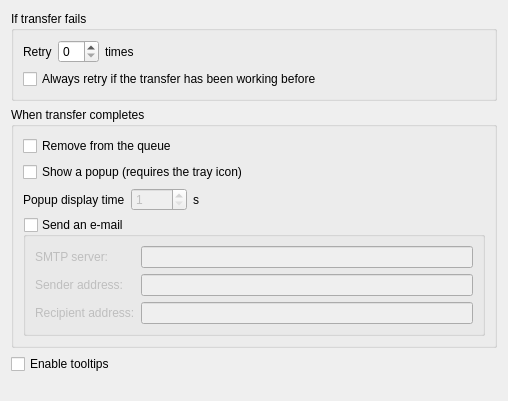
Before: the Qt Designer form src/SettingsQueueForm.ui in LubosD/fatrat, drawn with Qt 5.
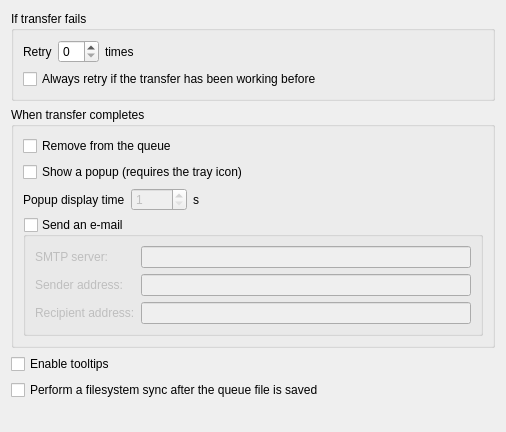
After: the same form once the commit is applied.

Commit message: New optional feature: force fs flush after queue file update

What changed in the file:
```diff
--- a/src/SettingsQueueForm.ui
+++ b/src/SettingsQueueForm.ui
@@ -6,12 +6,12 @@
    <rect>
     <x>0</x>
     <y>0</y>
-    <width>508</width>
-    <height>401</height>
+    <width>506</width>
+    <height>432</height>
    </rect>
   </property>
-  <layout class="QGridLayout">
-   <item row="0" column="0">
+  <layout class="QGridLayout" name="gridLayout">
+   <item row="0" column="0" colspan="2">
     <widget class="QGroupBox" name="groupBox_3">
      <property name="title">
       <string>If transfer fails</string>
@@ -57,7 +57,7 @@
      </layout>
     </widget>
    </item>
-   <item row="1" column="0">
+   <item row="1" column="0" colspan="2">
     <widget class="QGroupBox" name="groupBox">
      <property name="title">
       <string>When transfer completes</string>
@@ -193,7 +193,21 @@
      </layout>
     </widget>
    </item>
-   <item row="3" column="0">
+   <item row="2" column="0">
+    <widget class="QCheckBox" name="checkTooltips">
+     <property name="text">
+      <string>Enable tooltips</string>
+     </property>
+    </widget>
+   </item>
+   <item row="3" column="0" colspan="2">
+    <widget class="QCheckBox" name="checkSync">
+     <property name="text">
+      <string>Perform a filesystem sync after the queue file is saved</string>
+     </property>
+    </widget>
+   </item>
+   <item row="4" column="1">
     <spacer>
      <property name="orientation">
       <enum>Qt::Vertical</enum>
@@ -206,13 +220,6 @@
      </property>
     </spacer>
    </item>
-   <item row="2" column="0">
-    <widget class="QCheckBox" name="checkTooltips">
-     <property name="text">
-      <string>Enable tooltips</string>
-     </property>
-    </widget>
-   </item>
   </layout>
  </widget>
  <resources/>
```
The commit also changes 4 other files.
